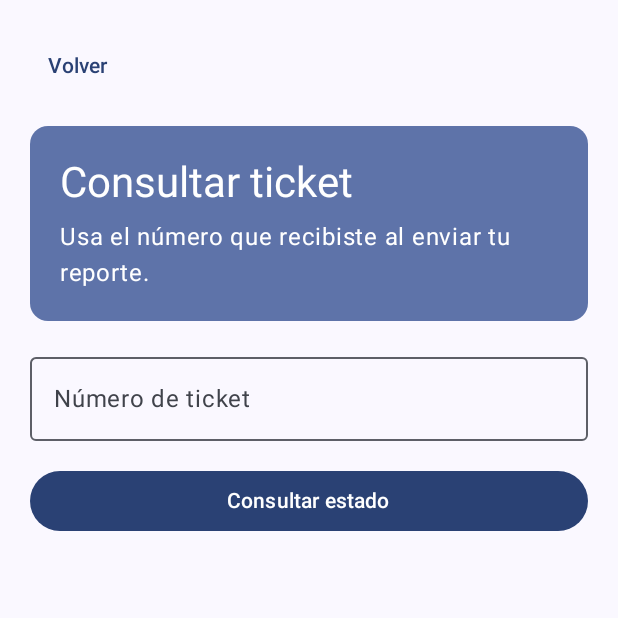
After one commit to AlonsoFuentes01/alonso-fuentes-francisco-mardones, an Android app built with Jetpack Compose: the ConsultarTicketScreen screen opened through its navigation route, on a phone screen of 412 x 824 dp, the top half of it. The commit adds this screen. Run offline under Robolectric (Android 15) with nearby library versions, the phone set to English and light mode, and no system bars.

Commit message:
feat: separar flujos de profesores e inspector

```diff
--- /dev/null
+++ b/app/src/main/java/com/example/aplicacion_escuela/data/InspectorApi.kt
@@ -0,0 +1,33 @@
+package com.example.aplicacion_escuela.data
+
+import com.google.gson.annotations.SerializedName
+import retrofit2.http.GET
+import retrofit2.http.Header
+import retrofit2.http.PATCH
+import retrofit2.http.Path
+
+enum class VistaInspector(val ruta: String, val titulo: String) {
+    PENDIENTES("pendientes", "Tickets pendientes"),
+    HISTORIAL("historial", "Historial de tickets"),
+    ACEPTADOS("aceptados", "Aceptados")
+}
+
+data class TicketRevision(
+    @SerializedName("numero") val numero: Long,
+    @SerializedName("categoria") val categoria: String,
+    @SerializedName("ubicacion") val ubicacion: String,
+    @SerializedName("descripcion") val descripcion: String,
+    @SerializedName("estado") val estado: String,
+    @SerializedName("fotoAdjunta") val fotoAdjunta: Boolean
+)
+
+interface InspectorApi {
+    @GET("api/inspector/tickets/{vista}")
+    suspend fun listar(
+        @Header("Authorization") autorizacion: String,
+        @Path("vista") vista: String
+    ): List<TicketRevision>
+
+    @PATCH("api/inspector/tickets/{numero}/aceptar")
+    suspend fun aceptar(@Header("Authorization") autorizacion: String, @Path("numero") numero: Long)
+}
--- a/app/src/main/java/com/example/aplicacion_escuela/data/UserRepository.kt
+++ b/app/src/main/java/com/example/aplicacion_escuela/data/UserRepository.kt
@@ -15,15 +15,27 @@ data class User(
 class UserRepository(context: Context) {
     private val prefs = context.getSharedPreferences("app_prefs", Context.MODE_PRIVATE)
     init {
-        register(
-            User(
-                name = "Inspectoría",
-                email = "admin@admin.escuela.cl",
-                password = "admin123",
-                docPath = "",
-                role = "ADMIN"
-            )
+        val inspector = User(
+            name = "Inspectoría",
+            email = "admin@admin.escuela.cl",
+            password = "admin123",
+            docPath = "",
+            role = "ADMIN"
         )
+        if (!register(inspector)) {
+            val usuarios = getUsers()
+            val sinClave = usuarios.any {
+                it.role == inspector.role && it.email.equals(inspector.email, ignoreCase = true) &&
+                    it.password.isEmpty()
+            }
+            if (sinClave) {
+                saveUsers(usuarios.map {
+                    if (it.role == inspector.role && it.email.equals(inspector.email, ignoreCase = true) &&
+                        it.password.isEmpty()
+                    ) it.copy(password = inspector.password) else it
+                })
+            }
+        }
     }
     fun getUsers(): List<User> {
         val json = JSONArray(prefs.getString("users", "[]"))
--- /dev/null
+++ b/app/src/main/java/com/example/aplicacion_escuela/screens/ConsultarTicketScreen.kt
@@ -0,0 +1,90 @@
+package com.example.aplicacion_escuela.screens
+
+import androidx.compose.foundation.layout.Arrangement
+import androidx.compose.foundation.layout.Column
+import androidx.compose.foundation.layout.fillMaxSize
+import androidx.compose.foundation.layout.fillMaxWidth
+import androidx.compose.foundation.layout.imePadding
+import androidx.compose.foundation.layout.padding
+import androidx.compose.foundation.rememberScrollState
+import androidx.compose.foundation.text.KeyboardOptions
+import androidx.compose.foundation.verticalScroll
+import androidx.compose.material3.Button
+import androidx.compose.material3.Card
+import androidx.compose.material3.CardDefaults
+import androidx.compose.material3.LinearProgressIndicator
+import androidx.compose.material3.MaterialTheme
+import androidx.compose.material3.OutlinedTextField
+import androidx.compose.material3.Surface
+import androidx.compose.material3.Text
+import androidx.compose.material3.TextButton
+import androidx.compose.runtime.Composable
+import androidx.compose.runtime.getValue
+import androidx.compose.runtime.mutableStateOf
+import androidx.compose.runtime.rememberCoroutineScope
+import androidx.compose.runtime.saveable.rememberSaveable
+import androidx.compose.runtime.setValue
+import androidx.compose.ui.Modifier
+import androidx.compose.ui.text.input.KeyboardType
+import androidx.compose.ui.unit.dp
+import androidx.lifecycle.viewmodel.compose.viewModel
+import com.example.aplicacion_escuela.viewmodel.ConsultarTicketViewModel
+import kotlinx.coroutines.launch
+
+@Composable
+fun ConsultarTicketScreen(
+    onVolver: () -> Unit,
+    modelo: ConsultarTicketViewModel = viewModel()
+) {
+    var numero by rememberSaveable { mutableStateOf("") }
+    val consultas = rememberCoroutineScope()
+
+    Surface(modifier = Modifier.fillMaxSize()) {
+        Column(
+            modifier = Modifier.imePadding().verticalScroll(rememberScrollState()).padding(20.dp),
+            verticalArrangement = Arrangement.spacedBy(16.dp)
+        ) {
+            TextButton(onClick = onVolver) { Text("Volver") }
+
+            Card(colors = CardDefaults.cardColors(containerColor = MaterialTheme.colorScheme.primaryContainer)) {
+                Column(Modifier.fillMaxWidth().padding(20.dp), verticalArrangement = Arrangement.spacedBy(6.dp)) {
+                    Text("Consultar ticket", style = MaterialTheme.typography.headlineMedium)
+                    Text("Usa el número que recibiste al enviar tu reporte.")
+                }
+            }
+
+            OutlinedTextField(
+                value = numero,
+                onValueChange = { numero = it },
+                label = { Text("Número de ticket") },
+                keyboardOptions = KeyboardOptions(keyboardType = KeyboardType.Number),
+                singleLine = true,
+                enabled = !modelo.consultando,
+                isError = modelo.errorNumero != null,
+                supportingText = modelo.errorNumero?.let { mensaje -> { Text(mensaje) } },
+                modifier = Modifier.fillMaxWidth()
+            )
+
+            Button(
+                onClick = { consultas.launch { modelo.consultar(numero) } },
+                enabled = !modelo.consultando,
+                modifier = Modifier.fillMaxWidth()
+            ) {
+                Text(if (modelo.consultando) "Consultando…" else "Consultar estado")
+            }
+
+            if (modelo.consultando) LinearProgressIndicator(Modifier.fillMaxWidth())
+
+            modelo.ticket?.let { ticket ->
+                Card(colors = CardDefaults.cardColors(containerColor = MaterialTheme.colorScheme.tertiaryContainer)) {
+                    Column(Modifier.fillMaxWidth().padding(20.dp), verticalArrangement = Arrangement.spacedBy(6.dp)) {
+                        Text("Ticket #${ticket.numero}", style = MaterialTheme.typography.titleLarge)
+                        Text(ticket.estado)
+                        if (ticket.fotoAdjunta) Text("Foto adjunta")
+                    }
+                }
+            }
+            modelo.errorConsulta?.let { Text(it, color = MaterialTheme.colorScheme.error) }
+        }
+    }
+}
--- a/app/src/main/java/com/example/aplicacion_escuela/screens/DocenteHomeScreen.kt
+++ b/app/src/main/java/com/example/aplicacion_escuela/screens/DocenteHomeScreen.kt
@@ -11,7 +11,8 @@ fun DocenteHomeScreen(
     onEspaciosReservados: () -> Unit = {},
     onCuentaDocente: () -> Unit = {},
     onGestionarPerfil: () -> Unit = {},
-    onNuevoTicket: () -> Unit = {}
+    onNuevoTicket: () -> Unit = {},
+    onConsultarTicket: () -> Unit = {}
 ) {
     HomeShell(
         name = name,
@@ -21,6 +22,7 @@ fun DocenteHomeScreen(
         onLogout = onLogout
     ) {
         HomeButton("Nuevo ticket", onNuevoTicket)
+        HomeButton("Consultar ticket", onConsultarTicket)
         HomeButton("Buscar Espacio", onBuscarEspacio)
         HomeButton("Mis Solicitudes", onMisSolicitudes)
         HomeButton("Espacios Reservados", onEspaciosReservados)
--- /dev/null
+++ b/app/src/main/java/com/example/aplicacion_escuela/viewmodel/ConsultarTicketViewModel.kt
@@ -0,0 +1,52 @@
+package com.example.aplicacion_escuela.viewmodel
+
+import androidx.compose.runtime.getValue
+import androidx.compose.runtime.mutableStateOf
+import androidx.compose.runtime.setValue
+import androidx.lifecycle.ViewModel
+import com.example.aplicacion_escuela.data.TicketApi
+import com.example.aplicacion_escuela.data.TicketApiClient
+import com.example.aplicacion_escuela.data.TicketCreado
+import java.io.IOException
+import retrofit2.HttpException
+
+class ConsultarTicketViewModel(
+    private val api: TicketApi = TicketApiClient.api
+) : ViewModel() {
+    var consultando by mutableStateOf(false)
+        private set
+    var errorNumero by mutableStateOf<String?>(null)
+        private set
+    var errorConsulta by mutableStateOf<String?>(null)
+        private set
+    var ticket by mutableStateOf<TicketCreado?>(null)
+        private set
+
+    suspend fun consultar(numeroIngresado: String) {
+        if (consultando) return
+
+        ticket = null
+        errorNumero = null
+        errorConsulta = null
+        val numero = numeroIngresado.trim().toLongOrNull()
+        if (numero == null || numero <= 0) {
+            errorNumero = "Ingresa un número de ticket válido."
+            return
+        }
+
+        consultando = true
+        try {
+            ticket = api.buscarTicket(numero)
+        } catch (error: HttpException) {
+            errorConsulta = if (error.code() == 404) {
+                "No encontramos el ticket #$numero."
+            } else {
+                "El servidor no pudo completar la consulta."
+            }
+        } catch (_: IOException) {
+            errorConsulta = "Revisa tu conexión e intenta de nuevo."
+        } finally {
+            consultando = false
+        }
+    }
+}
```
Also changed, not shown: app/src/main/java/com/example/aplicacion_escuela/data/TicketApi.kt (+8 -2 lines), app/src/main/java/com/example/aplicacion_escuela/navigation/AppNavigation.kt (+32 -2 lines), app/src/main/java/com/example/aplicacion_escuela/screens/AdminHomeScreen.kt (+8 -14 lines), app/src/main/java/com/example/aplicacion_escuela/screens/BandejaInspectorScreen.kt (added, +86 -0 lines), app/src/main/java/com/example/aplicacion_escuela/viewmodel/BandejaInspectorViewModel.kt (added, +61 -0 lines), 3 other files.
